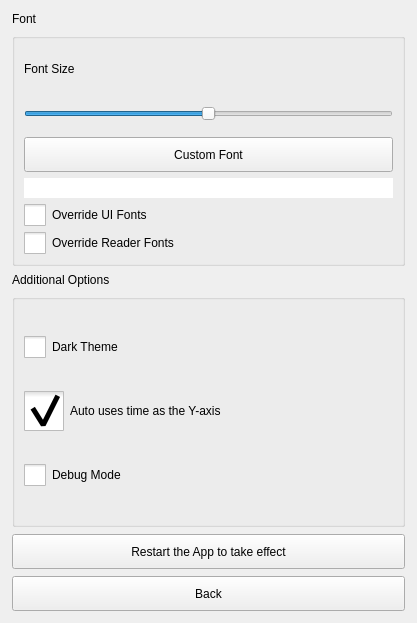
Old version of the form src/Preferences.ui in the repository ic005k/Knot-Legacy.
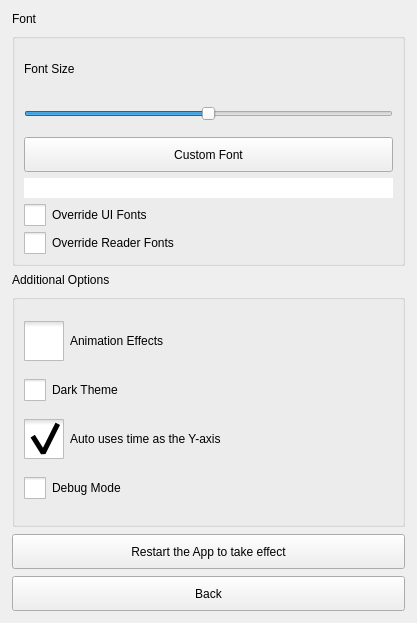
New version of the form. Icons and pictures are not drawn.

Commit message: Added animation effects

Diff of the .ui file:
```diff
--- a/src/Preferences.ui
+++ b/src/Preferences.ui
@@ -189,6 +189,29 @@
       <string/>
      </property>
      <layout class="QVBoxLayout" name="verticalLayout_3">
+      <item>
+       <widget class="QCheckBox" name="chkAniEffects">
+        <property name="styleSheet">
+         <string notr="true">QCheckBox::indicator {
+    /* 选择框尺寸 */
+    width:40px;
+    height:40px;
+}
+
+QCheckBox::indicator:unchecked{
+    image:url(:/res/chk0.png);
+}
+
+QCheckBox::indicator:checked{
+    image:url(:/res/chk1.png);
+}
+</string>
+        </property>
+        <property name="text">
+         <string>Animation Effects</string>
+        </property>
+       </widget>
+      </item>
       <item>
        <widget class="QCheckBox" name="chkDark">
         <property name="styleSheet">
```
The commit also changes 18 other files.
